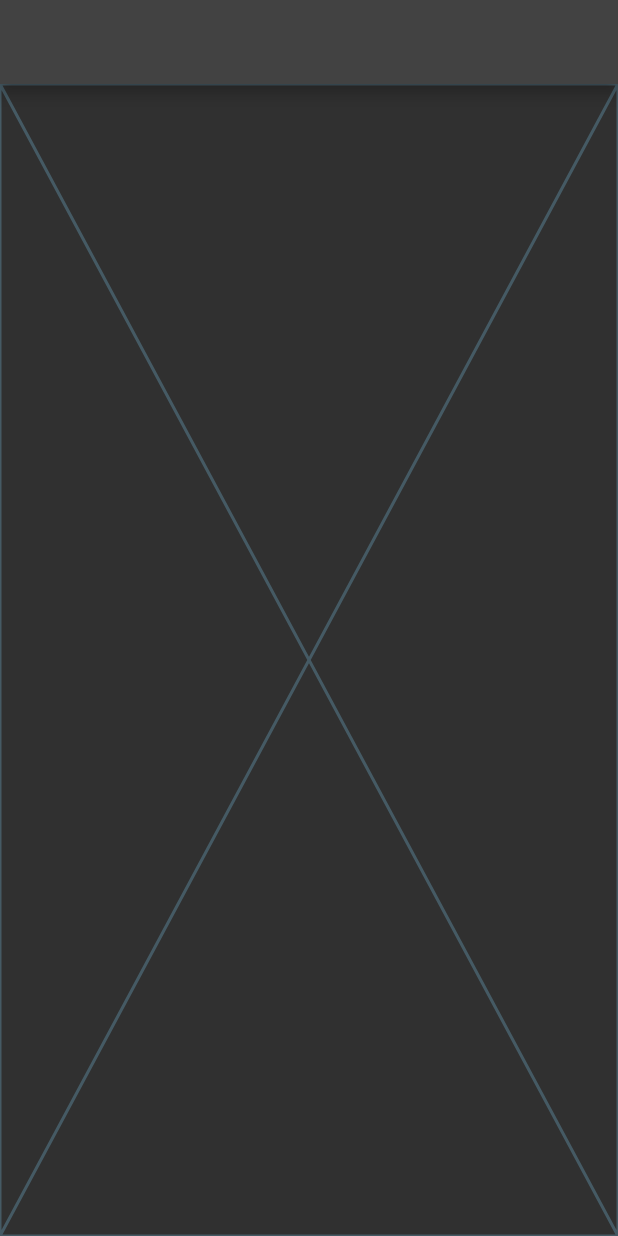
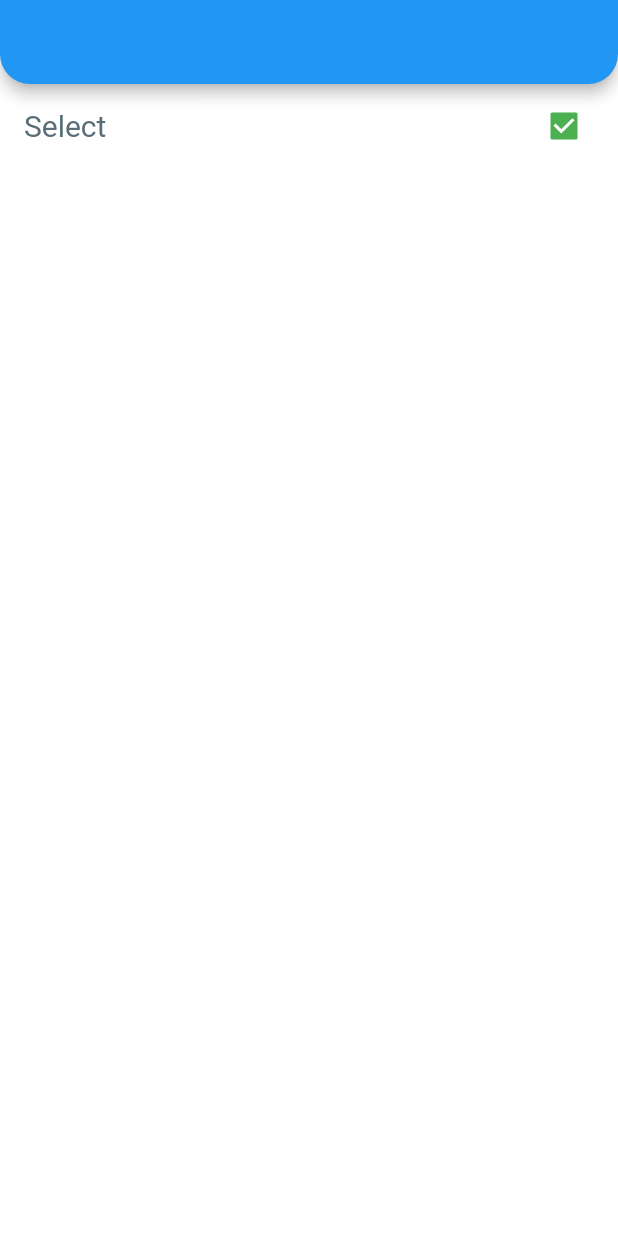
Before and after one commit to furkanayyildiz55/Flutter_Hwa, a Flutter app: the screen it shows after launch, on a phone screen of 412 x 824 dp. Run offline on Flutter 3.47's test engine with Material 2 defaults, Android fonts, the light colour scheme and no system bars; our stand-ins replace dio, flutter_spinkit.

Commit message:
05.10.22

```diff
--- /dev/null
+++ b/lib/202/theme/light_theme.dart
@@ -0,0 +1,45 @@
+import 'package:flutter/material.dart';
+
+class LightTheme {
+  final _lightColor = _LightColor();
+  //Color gibi değişkenlerimi çekiyorum
+  //Bu değişkenler çalışma zamanında initialize edileceğinden direkt olarak theme'e verilemez
+  //vermek için theme'i late ile değeri sonradan verilecek diye işaretliyorum
+  //LightTheme contrutorı ile de them'e asıl değerlerini veriyorum
+
+  //Bir projedeki renkler genellikler birbirini tutar seviyededir. Fakat bir elementi özellikle farklı renk istiyorsak color scheme kullanılabilir
+  //Bu özellik ile birden fazla renk tanımlaması yapılabilir
+  //şeklinde kullanımı vardır--->>  Theme.of(context).buttonTheme.colorScheme?.onPrimary
+
+  late ThemeData theme;
+
+  LightTheme() {
+    theme = ThemeData(
+      appBarTheme: const AppBarTheme(
+        shape: RoundedRectangleBorder(
+          borderRadius: BorderRadius.vertical(bottom: Radius.circular(20)),
+        ),
+      ),
+      scaffoldBackgroundColor: Colors.white.withOpacity(0.9),
+      floatingActionButtonTheme: const FloatingActionButtonThemeData(backgroundColor: Colors.green),
+      textTheme: ThemeData.light().textTheme.copyWith(
+            subtitle1: TextStyle(fontSize: 20, color: _lightColor._textColor),
+          ),
+      buttonTheme: ButtonThemeData(
+        colorScheme: ColorScheme.light(
+            onPrimary: _lightColor._buttonColor, onSecondary: _lightColor._buttonColorSecondary),
+      ),
+      checkboxTheme: CheckboxThemeData(
+        fillColor: MaterialStateProperty.all(Colors.green),
+      ),
+    );
+  }
+
+  ThemeData DefaultTheme = ThemeData.light();
+}
+
+class _LightColor {
+  final Color _textColor = Color.fromARGB(255, 91, 110, 120);
+  final Color _buttonColor = Color.fromARGB(255, 11, 150, 225);
+  final Color _buttonColorSecondary = Color.fromARGB(255, 11, 150, 1);
+}
--- /dev/null
+++ b/lib/202/theme_learn_view.dart
@@ -0,0 +1,22 @@
+import 'package:flutter/material.dart';
+
+class ThemeLearnView extends StatefulWidget {
+  const ThemeLearnView({Key? key}) : super(key: key);
+
+  @override
+  State<ThemeLearnView> createState() => _ThemeLearnViewState();
+}
+
+class _ThemeLearnViewState extends State<ThemeLearnView> {
+  @override
+  Widget build(BuildContext context) {
+    return Scaffold(
+      appBar: AppBar(),
+      body: CheckboxListTile(
+        title: Text("Select"),
+        value: true,
+        onChanged: (val) {},
+      ),
+    );
+  }
+}
--- a/lib/main.dart
+++ b/lib/main.dart
@@ -13,9 +13,12 @@ import 'package:flutter_hwa/101/stateful_life_cycle_learn.dart';
 import 'package:flutter_hwa/101/statefull_lean.dart';
 import 'package:flutter_hwa/101/text_field_learn.dart';
 import 'package:flutter_hwa/202/model_learn_wiev.dart';
+import 'package:flutter_hwa/202/services/package_learn_view.dart';
 import 'package:flutter_hwa/202/services/services_post_learn_view.dart';
 import 'package:flutter_hwa/202/services/services_view_learn.dart';
 import 'package:flutter_hwa/202/tab_learn.dart';
+import 'package:flutter_hwa/202/theme/light_theme.dart';
+import 'package:flutter_hwa/202/theme_learn_view.dart';
 import 'package:flutter_hwa/demos/color_demos_view.dart';
 import 'package:flutter_hwa/demos/my_collections_demos.dart';
 import 'package:flutter_hwa/demos/stack_demos_view.dart';
@@ -32,7 +35,11 @@ class MyApp extends StatelessWidget {
   Widget build(BuildContext context) {
     return MaterialApp(
       title: 'Flutter Demo',
-      theme: ThemeData(
+      //Flutter theme generator => https://rxlabz.github.io/panache_web/#/
+      theme: LightTheme().theme,
+
+      /*
+      ThemeData(
           tabBarTheme: const TabBarTheme(
               labelColor: Colors.white,
               unselectedLabelColor: Colors.grey,
@@ -41,7 +48,8 @@ class MyApp extends StatelessWidget {
           progressIndicatorTheme: ProgressIndicatorThemeData(color: Colors.white),
           // primarySwatch: Colors.green,
           brightness: Brightness.dark),
-      home: ServicesViewLearn(),
+      */
+      home: ThemeLearnView(),
     );
   }
 }
--- a/pubspec.yaml
+++ b/pubspec.yaml
@@ -31,6 +31,12 @@ dependencies:
     sdk: flutter
 
   dio: ^4.0.6
+  #Animation
+  flutter_spinkit: ^5.1.0
+  #URL
+  url_launcher: ^6.1.6
+
+
 
   # The following adds the Cupertino Icons font to your application.
   # Use with the CupertinoIcons class for iOS style icons.
```
Also changed, not shown: lib/202/services/package_learn_view.dart (added, +27 -0 lines), lib/package/launch_mixin.dart (added, +20 -0 lines), lib/package/loading_bar.dart (added, +19 -0 lines), pubspec.lock, 2 other files.
